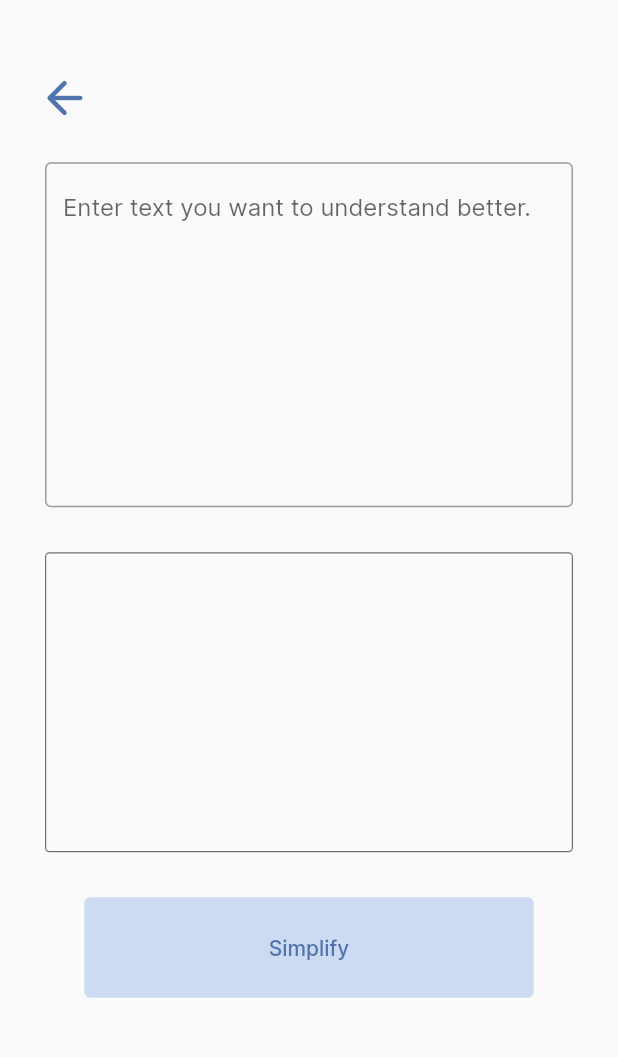
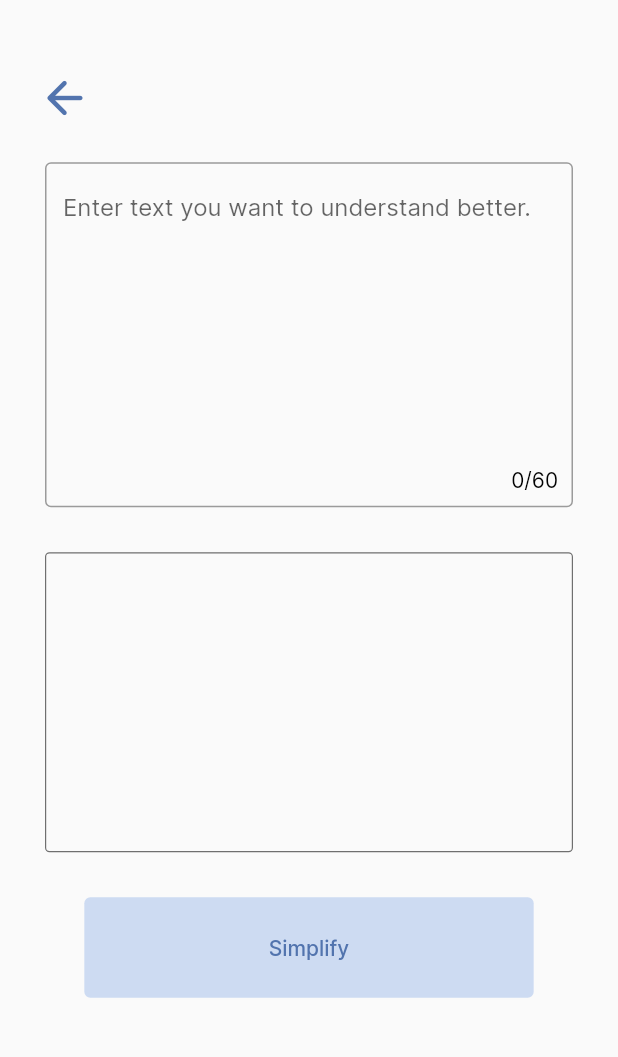
Before and after one commit to keiruu/easi-mobile-text-simplification-client, a Flutter app: the screen it shows after launch, after a tap on "Type it", on a phone screen of 412 x 824 dp, the part 80-1137 px from its top. Run offline on Flutter 3.47's test engine with Material 2 defaults, Android fonts, the phone set to English and light mode, and no system bars; our stand-ins replace camera, gallery_saver, image_cropper, image_picker, loading_indicator; missing offline and left inert: google_ml_kit; network calls fail; project files that could hold a hidden picture were left out.

Commit message:
added text counter

```diff
--- a/easi/lib/home.dart
+++ b/easi/lib/home.dart
@@ -81,7 +81,7 @@ class _HomeState extends State<Home> {
 
     for (TextBlock block in recognizedText.blocks) {
       for (TextLine line in block.lines) {
-        scannedText = scannedText + line.text + "\n";
+        scannedText = scannedText + line.text + " ";
         _lines.add(line);
         for (TextElement element in line.elements) {
           _elements.add(element);
@@ -151,8 +151,10 @@ class _HomeState extends State<Home> {
       }
 
       // Send text for extraction
-      final inputImage = InputImage.fromFile(_selectedFile);
-      getRecognizedText(inputImage);
+      if (_selectedFile != null) {
+        final inputImage = InputImage.fromFile(_selectedFile);
+        getRecognizedText(inputImage);
+      }
     } else {
       this.setState(() {
         _inProcess = false;
--- a/easi/lib/image_output_screen.dart
+++ b/easi/lib/image_output_screen.dart
@@ -130,7 +130,7 @@ class _ImageScreenState extends State<ImageScreen> {
                   Align(
                     alignment: Alignment.bottomCenter,
                     child: Card(
-                      elevation: 13,
+                      elevation: 20,
                       color: Colors.white,
                       child: Padding(
                         padding: const EdgeInsets.all(16.0),
@@ -201,9 +201,9 @@ class TextDetectorPainter extends CustomPainter {
       ..strokeWidth = 2.0;
 
     // Color in each element
-    // for (TextElement element in elements) {
-    //   canvas.drawRect(scaleRect(element), paint);
-    // }
+    for (TextElement element in elements) {
+      canvas.drawRect(scaleRect(element), paint);
+    }
 
     // Color in whole line
     for (TextLine line in lines) {
--- a/easi/lib/text_simplification.dart
+++ b/easi/lib/text_simplification.dart
@@ -16,6 +16,8 @@ class _TextSimplificationState extends State<TextSimplification> {
   String simplified = "";
   String prompt = "";
   bool loading = false;
+  bool over = false;
+  int counter = 0;
 
   void setPrompt() {
     setState(() {
@@ -74,18 +76,44 @@ class _TextSimplificationState extends State<TextSimplification> {
                     child: Container(
                       padding: EdgeInsets.all(10),
                       alignment: Alignment.centerLeft,
-                        child: Icon(Icons.arrow_back_rounded, color: Color(0xFF5274AE), size: 36,),
+                      child: Icon(
+                        Icons.arrow_back_rounded,
+                        color: Color(0xFF5274AE),
+                        size: 36,
                       ),
                     ),
+                  ),
+                  Stack(
+                    alignment: Alignment.bottomRight,
+                    children: [
                       Padding(
                         padding: EdgeInsets.all(15),
                         child: TextField(
+                          onChanged: (value) => {
+                            setState(() => {counter = value.length}),
+                            if (value.length > 60)
+                              {
+                                setState(() => {over = true})
+                              }
+                            else
+                              {
+                                setState(() => {over = false})
+                              }
+                          },
                           controller: inputController,
                           maxLines: 10,
                           decoration: InputDecoration(
                               border: OutlineInputBorder(),
-                            hintText: 'Enter text you want to understand better.'),
+                              hintText:
+                                  'Enter text you want to understand better.'),
                         ),
+                      ),
+                      Padding(
+                          padding: EdgeInsets.all(25),
+                          child: Text("$counter/60",
+                              style: TextStyle(
+                                  color: over ? Colors.red : Colors.black))),
+                    ],
                   ),
                   FractionallySizedBox(
                     widthFactor: 1,
@@ -108,24 +136,30 @@ class _TextSimplificationState extends State<TextSimplification> {
                       padding: EdgeInsets.all(15),
                       child: TextButton(
                         style: ButtonStyle(
-                            foregroundColor:
-                                MaterialStateProperty.all<Color>(Color(0xFF5274AE)),
-                            backgroundColor:
-                                MaterialStateProperty.all<Color>(Color(0xFFCDDBF2)),
+                          foregroundColor: over
+                              ? MaterialStateProperty.all<Color>(
+                                  Color.fromARGB(255, 237, 237, 237))
+                              : MaterialStateProperty.all<Color>(
+                                  Color(0xFF5274AE)),
+                          backgroundColor: over
+                              ? MaterialStateProperty.all<Color>(
+                                  Color.fromARGB(255, 216, 216, 216))
+                              : MaterialStateProperty.all<Color>(
+                                  Color(0xFFCDDBF2)),
                           padding: MaterialStateProperty.all(
                               const EdgeInsets.fromLTRB(123, 25, 123, 25)),
                         ),
-                          onPressed: () {
+                        onPressed: over
+                            ? null
+                            : () {
                                 setPrompt();
                                 setSimplifiedText(prompt);
                               },
                         child: Text('Simplify'),
-                        )
-                      ),
+                      )),
                 ],
               ),
-                )
-            ),
+            )),
     );
   }
 }
```
Lines whose indentation alone changed are shown as unchanged.
